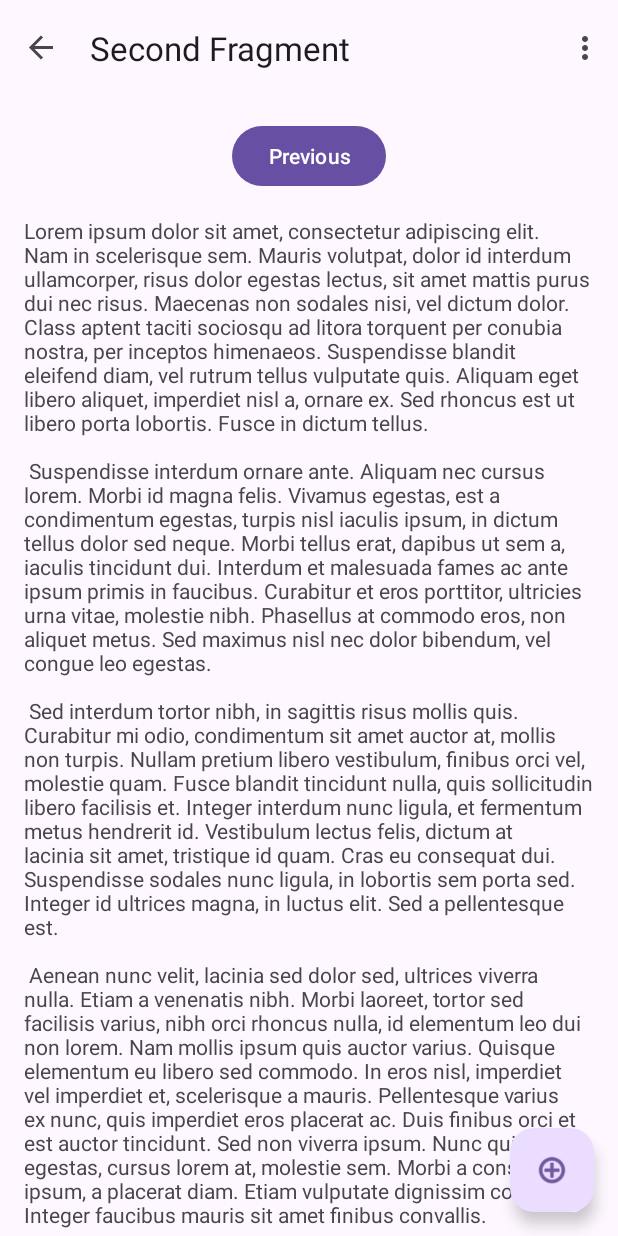
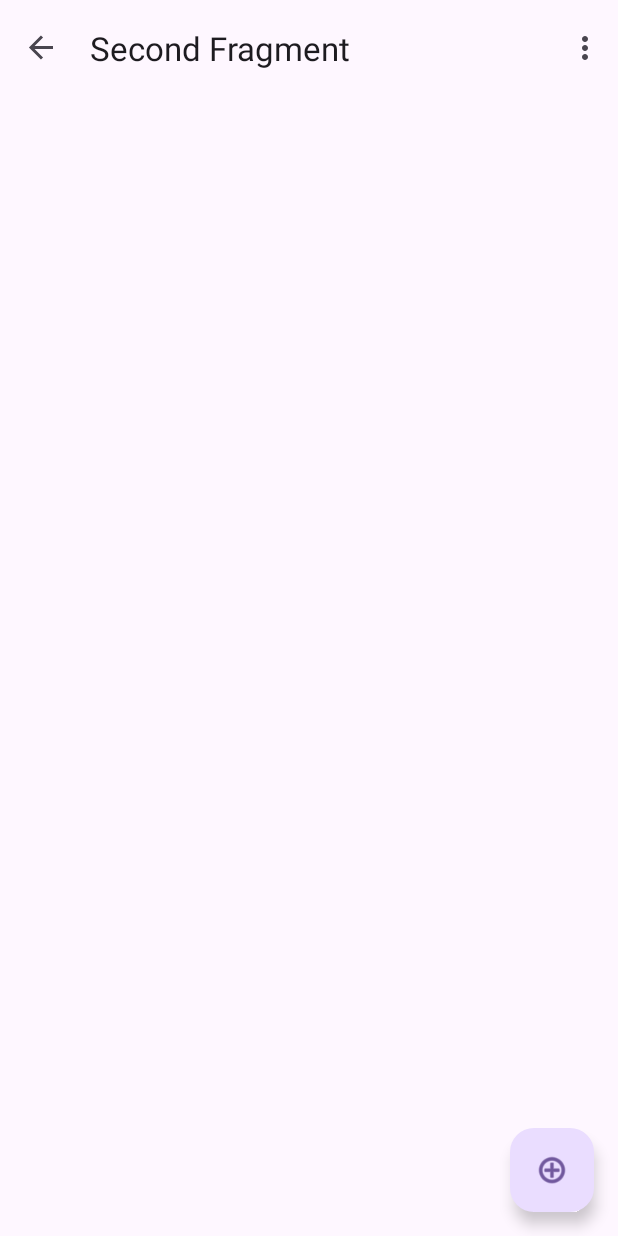
Before and after one commit to tfels/eiskalt, an Android app: the SecondFragment screen opened through its navigation route, on a phone screen of 412 x 824 dp. Run offline under Robolectric (Android 15) with nearby library versions, the phone set to English and light mode, and no system bars; our stand-ins replace navigation-ui.

Commit message:
item: remove sample button + text from second frag

```diff
--- a/app/src/main/java/de/felsernet/android/eiskalt/SecondFragment.kt
+++ b/app/src/main/java/de/felsernet/android/eiskalt/SecondFragment.kt
@@ -31,10 +31,6 @@
 
     override fun onViewCreated(view: View, savedInstanceState: Bundle?) {
         super.onViewCreated(view, savedInstanceState)
-
-        binding.buttonSecond.setOnClickListener {
-            findNavController().navigate(R.id.action_SecondFragment_to_FirstFragment)
-        }
     }
 
     override fun onDestroyView() {
--- a/app/src/main/res/layout/fragment_second.xml
+++ b/app/src/main/res/layout/fragment_second.xml
@@ -10,26 +10,5 @@
         android:layout_width="match_parent"
         android:layout_height="match_parent"
         android:padding="16dp">
-
-        <Button
-            android:id="@+id/button_second"
-            android:layout_width="wrap_content"
-            android:layout_height="wrap_content"
-            android:text="@string/previous"
-            app:layout_constraintBottom_toTopOf="@id/textview_second"
-            app:layout_constraintEnd_toEndOf="parent"
-            app:layout_constraintStart_toStartOf="parent"
-            app:layout_constraintTop_toTopOf="parent" />
-
-        <TextView
-            android:id="@+id/textview_second"
-            android:layout_width="wrap_content"
-            android:layout_height="wrap_content"
-            android:layout_marginTop="16dp"
-            android:text="@string/lorem_ipsum"
-            app:layout_constraintBottom_toBottomOf="parent"
-            app:layout_constraintEnd_toEndOf="parent"
-            app:layout_constraintStart_toStartOf="parent"
-            app:layout_constraintTop_toBottomOf="@id/button_second" />
     </androidx.constraintlayout.widget.ConstraintLayout>
 </androidx.core.widget.NestedScrollView>
```
